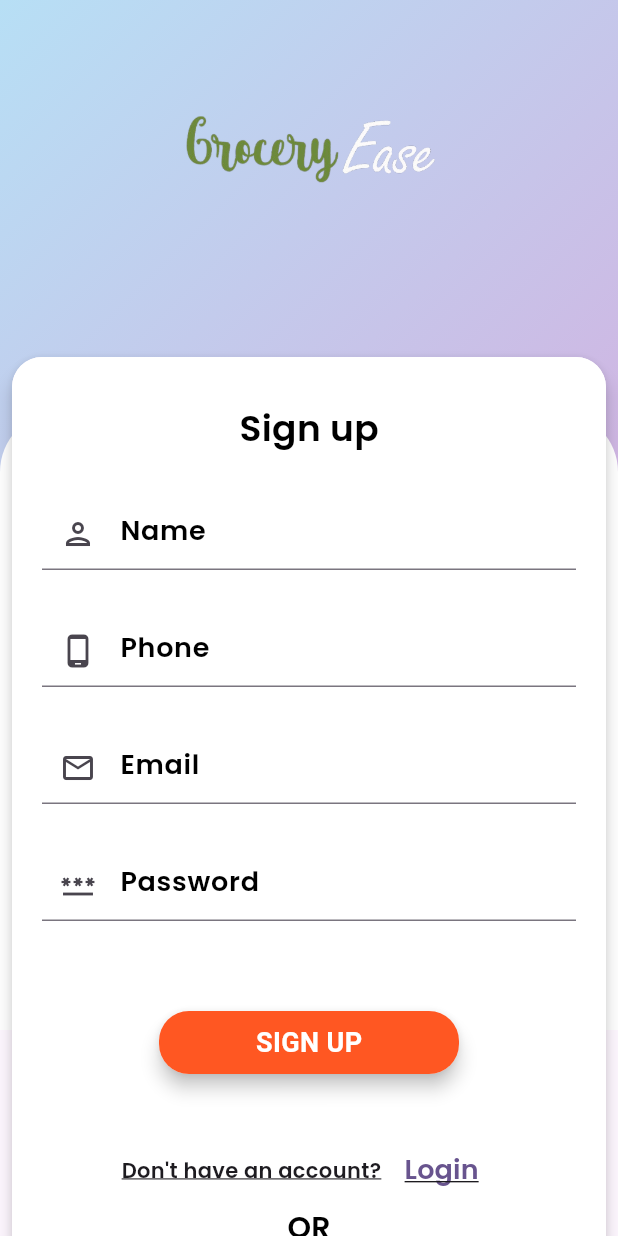
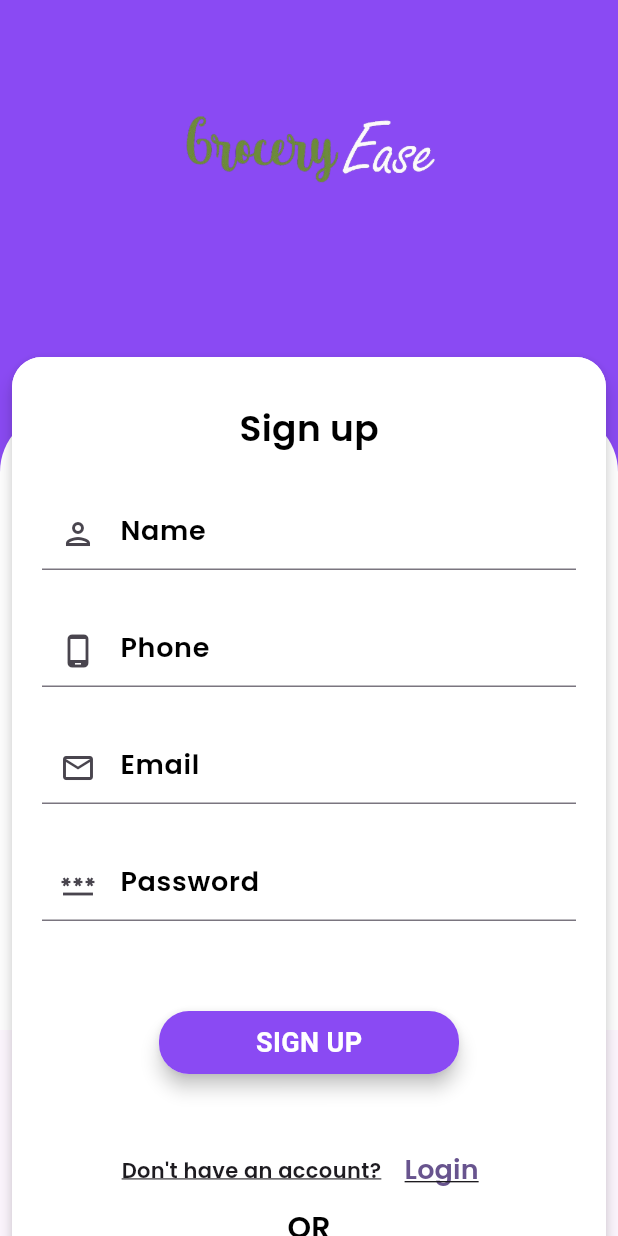
Before and after one commit to arshadjaji98/grocery_ease, a Flutter app: the LogIn screen opened directly, after a tap on "Sign up", on a phone screen of 412 x 824 dp. Run offline on Flutter 3.47's test engine with Material 3 defaults, Android fonts, the phone set to English and light mode, and no system bars; our stand-ins replace cloud_firestore, curved_navigation_bar, firebase_auth, firebase_core, firebase_storage, image_picker and 2 more; accounts and stored records are empty; Roboto replaces fonts that are missing (Poppins1); project files that could hold a hidden picture were left out.

Commit message:
colro change

```diff
--- a/lib/main.dart
+++ b/lib/main.dart
@@ -24,6 +24,6 @@ class MyApp extends StatelessWidget {
           colorScheme: ColorScheme.fromSeed(seedColor: Colors.deepPurple),
           useMaterial3: true,
         ),
-        home: const BottomNav());
+        home: const Onboard());
   }
 }
--- a/lib/pages/registration/login.dart
+++ b/lib/pages/registration/login.dart
@@ -54,13 +54,8 @@ class _LogInState extends State<LogIn> {
               width: MediaQuery.of(context).size.width,
               height: MediaQuery.of(context).size.height / 2.5,
               decoration: BoxDecoration(
-                  gradient: LinearGradient(
-                      begin: Alignment.topLeft,
-                      end: Alignment.bottomRight,
-                      colors: [
-                    Color(0xffB7DFF5),
-                    Color(0xffD3B0E0),
-                  ])),
+                color: Color(0XFF8a4af3),
+              ),
             ),
             Container(
               margin:
@@ -184,7 +179,7 @@ class _LogInState extends State<LogIn> {
                                             EdgeInsets.symmetric(vertical: 8.0),
                                         width: 200,
                                         decoration: BoxDecoration(
-                                            color: Color(0Xffff5722),
+                                            color: Color(0XFF8a4af3),
                                             borderRadius:
                                                 BorderRadius.circular(20)),
                                         child: Center(
--- a/lib/pages/registration/onboard.dart
+++ b/lib/pages/registration/onboard.dart
@@ -95,7 +95,7 @@ class _OnboardState extends State<Onboard> {
             },
             child: Container(
               decoration: BoxDecoration(
-                color: Colors.red,
+                color: Color(0XFF8a4af3),
                 borderRadius: BorderRadius.circular(20),
               ),
               height: 60,
--- a/lib/pages/registration/signup.dart
+++ b/lib/pages/registration/signup.dart
@@ -57,7 +57,7 @@ class _SignUpState extends State<SignUp> {
             context, MaterialPageRoute(builder: (context) => BottomNav()));
       } on FirebaseException catch (e) {
         if (e.code == 'weak-password') {
-          ScaffoldMessenger.of(context).showSnackBar(SnackBar(
+          ScaffoldMessenger.of(context).showSnackBar(const SnackBar(
               backgroundColor: Colors.orangeAccent,
               content: Text(
                 "Password Provided is too Weak",
@@ -85,13 +85,8 @@ class _SignUpState extends State<SignUp> {
               width: MediaQuery.of(context).size.width,
               height: MediaQuery.of(context).size.height / 2,
               decoration: const BoxDecoration(
-                  gradient: LinearGradient(
-                      begin: Alignment.topLeft,
-                      end: Alignment.bottomRight,
-                      colors: [
-                    Color(0xffB7DFF5),
-                    Color(0xffD3B0E0),
-                  ])),
+                color: Color(0XFF8a4af3),
+              ),
             ),
             Container(
               margin:
@@ -227,7 +222,7 @@ class _SignUpState extends State<SignUp> {
                                                 vertical: 8.0),
                                             width: 200,
                                             decoration: BoxDecoration(
-                                                color: Color(0Xffff5722),
+                                                color: Color(0XFF8a4af3),
                                                 borderRadius:
                                                     BorderRadius.circular(20)),
                                             child: Center(
```
